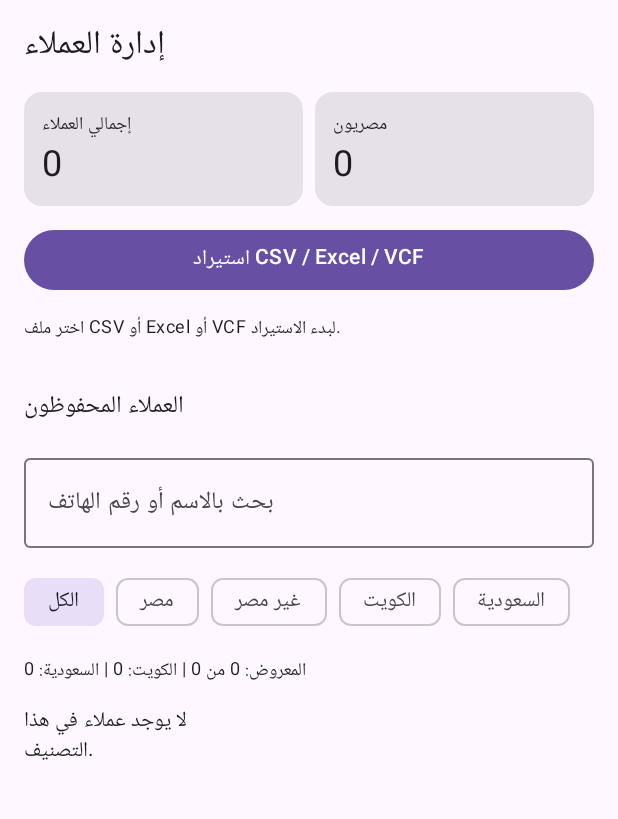
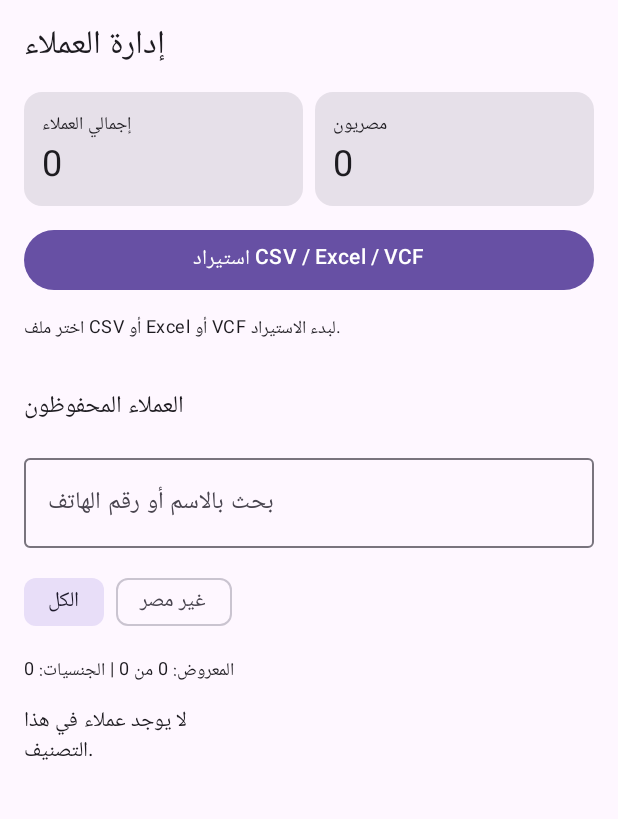
Before and after one commit to d301027871236-cell/Sender-Mobile, an Android app built with Jetpack Compose: the screen it shows after launch (MainActivity), on a phone screen of 412 x 824 dp, the part 78-897 px from its top. Run offline under Robolectric (Android 15) with nearby library versions, the phone set to English and light mode, and no system bars; our stand-ins replace Room's generated code.

Commit message:
Show dynamic filters for every customer nationality

```diff
--- a/app/src/main/java/com/sendermobile/MainActivity.kt
+++ b/app/src/main/java/com/sendermobile/MainActivity.kt
@@ -45,6 +45,7 @@ import androidx.compose.ui.text.font.FontWeight
 import androidx.compose.ui.unit.dp
 import androidx.lifecycle.lifecycleScope
 import com.sendermobile.data.Customer
+import com.sendermobile.data.CountryNames
 import com.sendermobile.data.CustomerDatabase
 import com.sendermobile.importing.CustomerFileImporter
 import com.sendermobile.importing.CustomerImportMapper
@@ -188,12 +189,18 @@ private fun SenderMobileApp(
     val isPhoneQuery = query.isNotBlank() && query.all {
         Character.digit(it, 10) >= 0 || it.isWhitespace() || it in "+-()."
     } && queryDigits.isNotEmpty()
+    // Build filters from every country actually present in the customer database.
+    // This avoids limiting the UI to a hard-coded list of three nationalities.
+    val availableCountries = customers
+        .map { CountryNames.displayStoredName(it.countryName) }
+        .distinct()
+        .sorted()
     val filteredCustomers = customers.filter { customer ->
+        val customerCountry = CountryNames.displayStoredName(customer.countryName)
         val matchesCountry = when (countryFilter) {
             "الكل" -> true
-            "مصر" -> customer.isEgyptian
             "غير مصر" -> !customer.isEgyptian
-            else -> customer.countryName == countryFilter
+            else -> customerCountry == countryFilter
         }
         val matchesName = query.isBlank() || customer.name.contains(query, ignoreCase = true)
         val matchesPhone = isPhoneQuery && matchesPhonePrefix(
@@ -306,7 +313,7 @@ private fun SenderMobileApp(
                         modifier = Modifier.fillMaxWidth().horizontalScroll(rememberScrollState()),
                         horizontalArrangement = Arrangement.spacedBy(8.dp)
                     ) {
-                        listOf("الكل", "مصر", "غير مصر", "الكويت", "السعودية").forEach { country ->
+                        (listOf("الكل", "غير مصر") + availableCountries).distinct().forEach { country ->
                             FilterChip(
                                 selected = countryFilter == country,
                                 onClick = {
@@ -318,7 +325,7 @@ private fun SenderMobileApp(
                         }
                     }
                     Text(
-                        "المعروض: ${filteredCustomers.size} من ${customers.size} | الكويت: ${customers.count { it.countryName == "الكويت" }} | السعودية: ${customers.count { it.countryName == "السعودية" }}",
+                        "المعروض: ${filteredCustomers.size} من ${customers.size} | الجنسيات: ${availableCountries.size}",
                         style = MaterialTheme.typography.bodySmall
                     )
                     if (filteredCustomers.isEmpty()) {
@@ -366,7 +373,7 @@ private fun CustomerCard(customer: Customer) {
                 Text(customer.name, fontWeight = FontWeight.SemiBold)
                 Text(customer.normalizedPhone, style = MaterialTheme.typography.bodySmall)
             }
-            Text(customer.countryName, style = MaterialTheme.typography.labelMedium)
+            Text(CountryNames.displayStoredName(customer.countryName), style = MaterialTheme.typography.labelMedium)
         }
     }
 }
```
